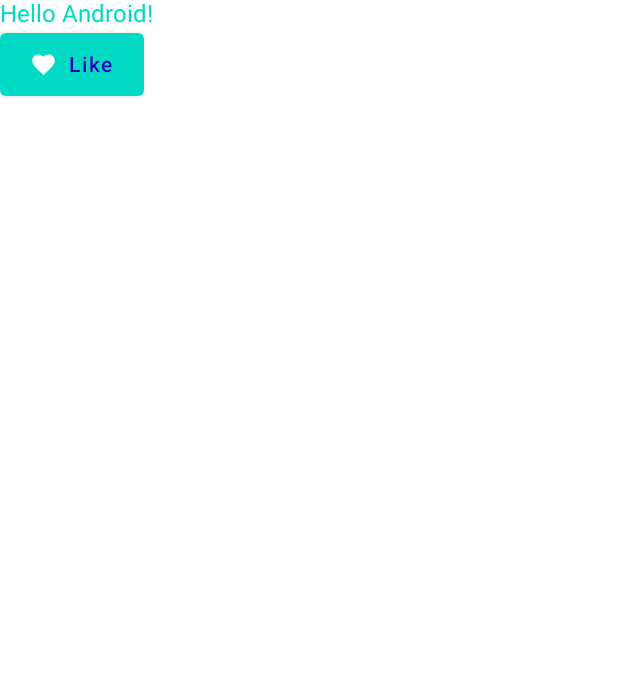
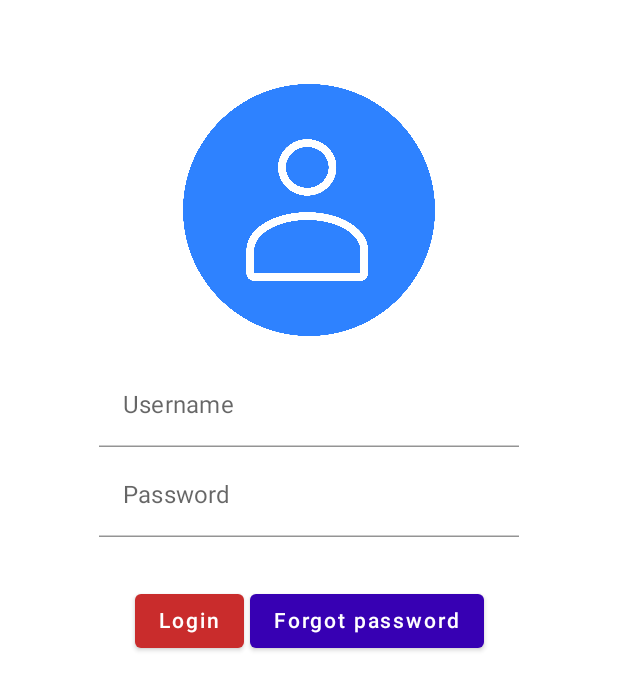
Before and after one commit to KA-Huis/repair-tool, an Android app built with Jetpack Compose: the screen it shows after launch (MainActivity), on a phone screen of 412 x 824 dp. Shown: the top 690 px of the screen. Run offline under Robolectric (Android 15) with nearby library versions, the phone set to English and light mode, and no system bars.

Commit message:
Resolves #9

```diff
--- a/app/build.gradle
+++ b/app/build.gradle
@@ -55,9 +55,9 @@ dependencies {
     implementation "androidx.compose.ui:ui:$compose_version"
     implementation "androidx.compose.material:material:$compose_version"
     implementation "androidx.compose.ui:ui-tooling-preview:$compose_version"
-    implementation 'androidx.lifecycle:lifecycle-runtime-ktx:2.3.1'
-    implementation 'androidx.activity:activity-compose:1.3.0-alpha06'
-    testImplementation 'junit:junit:4.+'
+    implementation 'androidx.lifecycle:lifecycle-runtime-ktx:2.4.0'
+    implementation 'androidx.activity:activity-compose:1.4.0'
+    testImplementation 'junit:junit:4.13.2'
     androidTestImplementation 'androidx.test.ext:junit:1.1.3'
     androidTestImplementation 'androidx.test.espresso:espresso-core:3.4.0'
     androidTestImplementation "androidx.compose.ui:ui-test-junit4:$compose_version"
--- a/app/src/main/java/com/example/repairtool/Login.kt
+++ /dev/null
@@ -1,44 +0,0 @@
-package com.example.repairtool
-
-import android.os.Bundle
-import androidx.activity.ComponentActivity
-import androidx.activity.compose.setContent
-import androidx.compose.material.MaterialTheme
-import androidx.compose.material.Surface
-import androidx.compose.material.Text
-import androidx.compose.runtime.Composable
-import androidx.compose.ui.tooling.preview.Preview
-import com.example.repairtool.ui.theme.RepairToolComposeTheme
-
-class Login : ComponentActivity() {
-    override fun onCreate(savedInstanceState: Bundle?) {
-        super.onCreate(savedInstanceState)
-        setContent {
-            RepairToolComposeTheme {
-                // A surface container using the 'background' color from the theme
-                Surface(color = MaterialTheme.colors.background) {
-
-                }
-            }
-        }
-    }
-}
-
-@Composable
-fun GetName(name: String) {
-    Text(text = "Hello $name!")
-}
-
-@Composable
-fun GetPassword(pwd: String) {
-
-}
-
-
-@Preview(showBackground = true)
-@Composable
-fun DefaultPreview2() {
-    RepairToolComposeTheme {
-
-    }
-}
--- a/app/src/main/java/com/example/repairtool/MainActivity.kt
+++ b/app/src/main/java/com/example/repairtool/MainActivity.kt
@@ -4,15 +4,23 @@ import android.content.res.Configuration
 import android.os.Bundle
 import androidx.activity.ComponentActivity
 import androidx.activity.compose.setContent
+import androidx.compose.foundation.Image
 import androidx.compose.foundation.layout.*
 import androidx.compose.material.*
 import androidx.compose.material.icons.Icons
 import androidx.compose.material.icons.filled.Favorite
-import androidx.compose.runtime.Composable
+import androidx.compose.runtime.*
+import androidx.compose.ui.Alignment
 import androidx.compose.ui.Modifier
+import androidx.compose.ui.graphics.BlendMode.Companion.Color
+import androidx.compose.ui.graphics.Color
+import androidx.compose.ui.res.painterResource
+import androidx.compose.ui.text.input.PasswordVisualTransformation
 import androidx.compose.ui.tooling.preview.Preview
-import androidx.compose.ui.unit.dp
+import com.example.repairtool.login.Login
 import com.example.repairtool.ui.theme.RepairToolComposeTheme
+import com.google.android.material.textfield.TextInputEditText
+import androidx.compose.ui.unit.dp as dp1
 
 class MainActivity : ComponentActivity() {
     override fun onCreate(savedInstanceState: Bundle?) {
@@ -21,40 +29,90 @@ class MainActivity : ComponentActivity() {
             RepairToolComposeTheme {
                 // A surface container using the 'background' color from the theme
                 Surface(color = MaterialTheme.colors.background) {
-                    Greeting("Android")
+                    Layout()
+                    if (Login("username", "password"))
+                        //TODO do stuff
+                        print("Hi!")
+                    //else if password forgotten, do stuff
+                    //else, username / password is incorrect
                 }
+            }
+        }
+    }
+}
+@Composable
+private fun Layout(){
+    Column(
+        modifier = Modifier
+            .fillMaxHeight()
+            .fillMaxWidth(),
+        horizontalAlignment = Alignment.CenterHorizontally
+    ) {
+        //Login view for app
+        Spacer(modifier = Modifier.padding(20.dp1))
+        Image(painter = painterResource(R.drawable.login_icon),
+            contentDescription = "Login Icon",
+            modifier = Modifier
+                .size(200.dp1)
+                .padding(16.dp1)
+        )
+
+        //Get username AND password
+        GetUsername()
+        GetPassword()
+
+        Spacer(modifier = Modifier.padding(top = 30.dp1))
+
+        //Login button AND forgot password button
+        Row(
+
+        ) {
+            Button(onClick = { /*TODO*/ },
+            colors = ButtonDefaults.buttonColors(backgroundColor = MaterialTheme.colors.primary)
+            ) {
+                Text(text = "Login")
+            }
+
+            Spacer(modifier = Modifier.padding(2.dp1))
+
+            Button(onClick = { /*TODO*/ },
+            colors = ButtonDefaults.buttonColors(backgroundColor = MaterialTheme.colors.primaryVariant)
+            ) {
+                Text(text = "Forgot password")
             }
         }
     }
 }
 
 @Composable
-fun Greeting(name: String) {
-    Column {
-        Text(
-            color = MaterialTheme.colors.primary,
-            text = "Hello $name!")
-        Button(
-            onClick = { /* ... */ },
-            // Uses ButtonDefaults.ContentPadding by default
-            contentPadding = PaddingValues(
-                start = 20.dp,
-                top = 12.dp,
-                end = 20.dp,
-                bottom = 12.dp
-            )
-        ) {
-            // Inner content including an icon and a text label
-            Icon(
-                Icons.Filled.Favorite,
-                contentDescription = "Favorite",
-                modifier = Modifier.size(ButtonDefaults.IconSize)
-            )
-            Spacer(Modifier.size(ButtonDefaults.IconSpacing))
-            Text("Like",
-            color = MaterialTheme.colors.primaryVariant)
-        }
-    }
+private fun GetUsername() {
+    var text by remember { mutableStateOf("")}
+
+    TextField(
+        value = text,
+        onValueChange = { text = it},
+        label = { Text("Username")},
+        colors = TextFieldDefaults.textFieldColors(
+            backgroundColor = androidx.compose.ui.graphics.Color.Transparent
+        ),
+        modifier = Modifier.padding(2.dp1)
+    )
+}
+
+@Composable
+private fun GetPassword() {
+    var text by remember { mutableStateOf("")}
+
+    TextField(
+        value = text,
+        onValueChange = { text = it},
+        label = { Text("Password") },
+        visualTransformation = PasswordVisualTransformation(),
+        colors = TextFieldDefaults.textFieldColors(
+            backgroundColor = androidx.compose.ui.graphics.Color.Transparent
+        ),
+        modifier = Modifier.padding(2.dp1)
+    )
 }
 
 @Preview(
@@ -67,8 +125,9 @@ fun Greeting(name: String) {
     name = "DarkMode"
 )
 @Composable
-fun DefaultPreview() {
+private fun DefaultPreview() {
     RepairToolComposeTheme {
-        Greeting("Android")
+        Layout()
+//        Test("Android")
     }
 }
--- /dev/null
+++ b/app/src/main/java/com/example/repairtool/login/Login.kt
@@ -0,0 +1,6 @@
+package com.example.repairtool.login
+
+fun Login(userName:String, password:String):Boolean {
+    //if username AND password checks out, return true
+    return true
+}
--- a/app/src/main/java/com/example/repairtool/ui/theme/Theme.kt
+++ b/app/src/main/java/com/example/repairtool/ui/theme/Theme.kt
@@ -13,7 +13,7 @@ private val DarkColorPalette = darkColors(
 )
 
 private val LightColorPalette = lightColors(
-    primary = Teal200,
+    primary = LightRed,
     primaryVariant = Purple700,
     secondary = Teal200
 
```
Also changed, not shown: app/src/main/res/drawable/login_icon.png (added).
